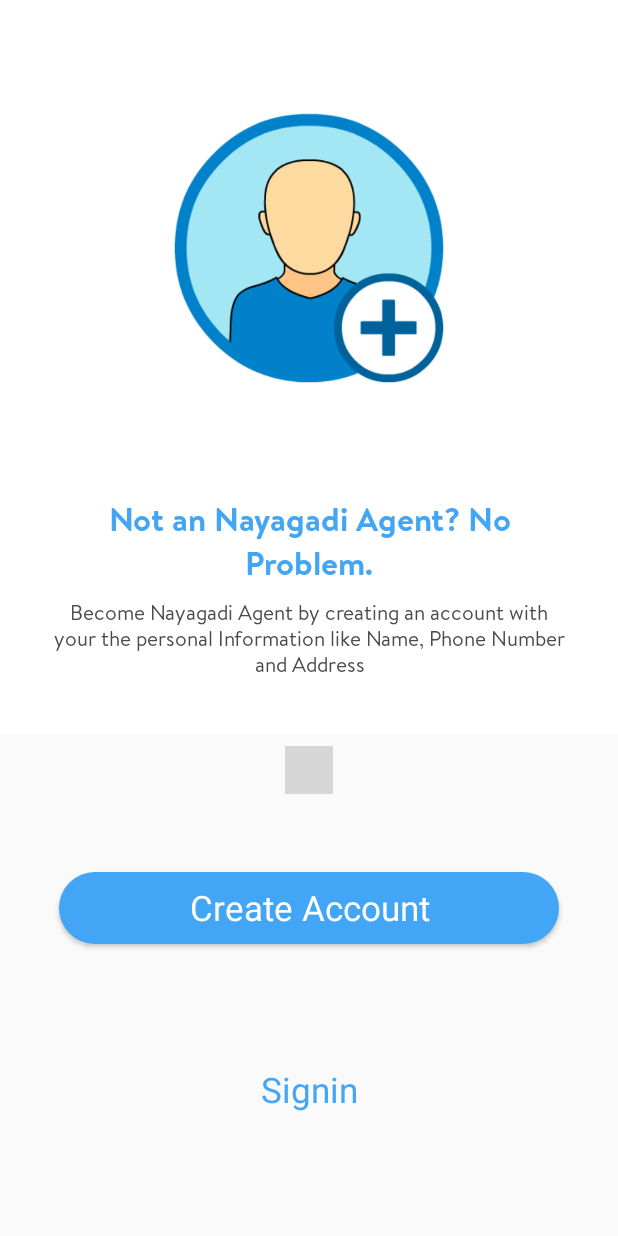
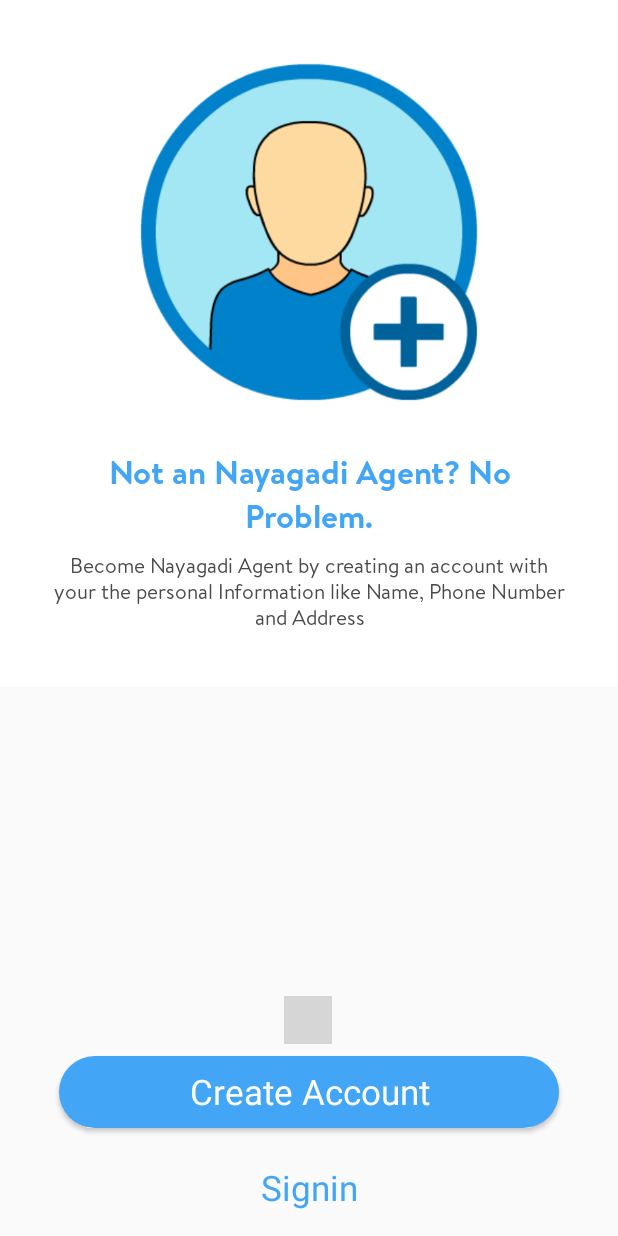
Before and after one commit to vkalmath/ng, an Android app: the screen it shows after launch (SplashActivity), on a phone screen of 412 x 824 dp. Run offline under Robolectric (Android 15) with nearby library versions, the phone set to English and light mode, and no system bars; plain views replace PageIndicatorView; grey boxes are pictures that could not be loaded.

Commit message:
updated ui

```diff
--- a/app/src/main/res/layout/activity_splash.xml
+++ b/app/src/main/res/layout/activity_splash.xml
@@ -10,12 +10,12 @@
     <androidx.viewpager.widget.ViewPager
         android:id="@+id/tutorial_pager"
         android:layout_width="match_parent"
-        android:layout_height="489dp"
+        android:layout_height="458dp"
         android:layout_marginBottom="8dp"
         android:background="@color/colorLightGray"
-        app:layout_constraintBottom_toBottomOf="parent"
+        app:layout_constraintBottom_toTopOf="@+id/pageIndicatorView"
         app:layout_constraintEnd_toEndOf="parent"
-        app:layout_constraintHorizontal_bias="1.0"
+        app:layout_constraintHorizontal_bias="0.0"
         app:layout_constraintStart_toStartOf="parent"
         app:layout_constraintTop_toTopOf="parent"
         app:layout_constraintVertical_bias="0.0">
@@ -24,49 +24,45 @@
 
     <com.rd.PageIndicatorView
         android:id="@+id/pageIndicatorView"
-        attrs:piv_padding="6dp"
-        attrs:piv_radius="4dp"
         android:layout_width="wrap_content"
         android:layout_height="wrap_content"
         android:layout_centerInParent="true"
         android:layout_marginStart="8dp"
-        android:layout_marginTop="8dp"
         android:layout_marginEnd="8dp"
+        android:layout_marginBottom="8dp"
+        app:layout_constraintBottom_toTopOf="@+id/btn_create_account"
         app:layout_constraintEnd_toEndOf="parent"
+        app:layout_constraintHorizontal_bias="0.498"
         app:layout_constraintStart_toStartOf="parent"
-        app:layout_constraintTop_toBottomOf="@+id/tutorial_pager"
         app:piv_animationType="scale"
         app:piv_dynamicCount="true"
         app:piv_interactiveAnimation="true"
         app:piv_selectedColor="@color/colorDarkBlue"
         app:piv_unselectedColor="@color/colorLightBlue"
-        app:piv_viewPager="@id/tutorial_pager" />
+        app:piv_viewPager="@id/tutorial_pager"
+        attrs:piv_padding="6dp"
+        attrs:piv_radius="4dp" />
 
     <Button
         android:id="@+id/btn_create_account"
         style="@style/nayagadi_button_normal"
         android:layout_marginStart="8dp"
-        android:layout_marginTop="8dp"
         android:layout_marginEnd="8dp"
-        android:layout_marginBottom="8dp"
+        android:layout_marginBottom="16dp"
         android:text="@string/create_account"
-        app:layout_constraintBottom_toBottomOf="parent"
+        app:layout_constraintBottom_toTopOf="@+id/btn_login"
         app:layout_constraintEnd_toEndOf="parent"
-        app:layout_constraintStart_toStartOf="parent"
-        app:layout_constraintTop_toBottomOf="@+id/pageIndicatorView"
-        app:layout_constraintVertical_bias="0.19" />
+        app:layout_constraintStart_toStartOf="parent" />
 
     <Button
         android:id="@+id/btn_login"
         style="@style/nayagadi_button_tranparent"
         android:layout_marginStart="8dp"
-        android:layout_marginTop="8dp"
         android:layout_marginEnd="8dp"
         android:layout_marginBottom="8dp"
         android:text="@string/signin"
         app:layout_constraintBottom_toBottomOf="parent"
         app:layout_constraintEnd_toEndOf="parent"
-        app:layout_constraintStart_toStartOf="parent"
-        app:layout_constraintTop_toBottomOf="@+id/btn_create_account" />
+        app:layout_constraintStart_toStartOf="parent" />
 
 </androidx.constraintlayout.widget.ConstraintLayout>
--- a/app/src/main/res/layout/layout_pager.xml
+++ b/app/src/main/res/layout/layout_pager.xml
@@ -9,11 +9,9 @@
     <ImageView
         android:id="@+id/onboarding_image"
         android:layout_width="wrap_content"
-        android:layout_height="180dp"
+        android:layout_height="225dp"
         android:layout_marginTop="42dp"
-        android:layout_marginBottom="42dp"
         android:src="@drawable/account_creation"
-        app:layout_constraintBottom_toTopOf="@+id/onboarding_title"
         app:layout_constraintEnd_toEndOf="parent"
         app:layout_constraintStart_toStartOf="parent"
         app:layout_constraintTop_toTopOf="parent" />
@@ -22,35 +20,40 @@
         android:id="@+id/onboarding_title"
         android:layout_width="0dp"
         android:layout_height="wrap_content"
-        android:layout_marginBottom="8dp"
+        android:layout_marginStart="32dp"
+        android:layout_marginTop="32dp"
         android:layout_marginEnd="32dp"
-        android:layout_marginStart="32dp"
         android:fontFamily="@font/bogle_bold"
         android:gravity="center_horizontal"
         android:lineSpacingExtra="7sp"
         android:text="@string/create_agent_account"
         android:textColor="@color/colorBlue"
         android:textSize="22sp"
-        app:layout_constraintBottom_toTopOf="@+id/onboarding_body"
         app:layout_constraintEnd_toEndOf="parent"
-        app:layout_constraintStart_toStartOf="parent" />
+        app:layout_constraintHorizontal_bias="0.0"
+        app:layout_constraintStart_toStartOf="parent"
+        app:layout_constraintTop_toBottomOf="@+id/onboarding_image" />
 
     <TextView
         android:id="@+id/onboarding_body"
         android:layout_width="0dp"
         android:layout_height="wrap_content"
+        android:layout_marginStart="32dp"
+        android:layout_marginTop="8dp"
+        android:layout_marginEnd="32dp"
         android:layout_marginBottom="16dp"
-        android:layout_marginEnd="32dp"
-        android:layout_marginStart="32dp"
         android:fontFamily="@font/bogle_regular"
         android:gravity="center_horizontal"
         android:lineSpacingExtra="3sp"
+        android:lines="4"
         android:text="@string/agent_details"
         android:textColor="@color/colorDarkGray"
         android:textSize="14sp"
-        android:lines="4"
         app:layout_constraintBottom_toBottomOf="parent"
         app:layout_constraintEnd_toEndOf="parent"
-        app:layout_constraintStart_toStartOf="parent" />
+        app:layout_constraintHorizontal_bias="0.0"
+        app:layout_constraintStart_toStartOf="parent"
+        app:layout_constraintTop_toBottomOf="@+id/onboarding_title"
+        app:layout_constraintVertical_bias="0.082" />
 
 </androidx.constraintlayout.widget.ConstraintLayout>
```
